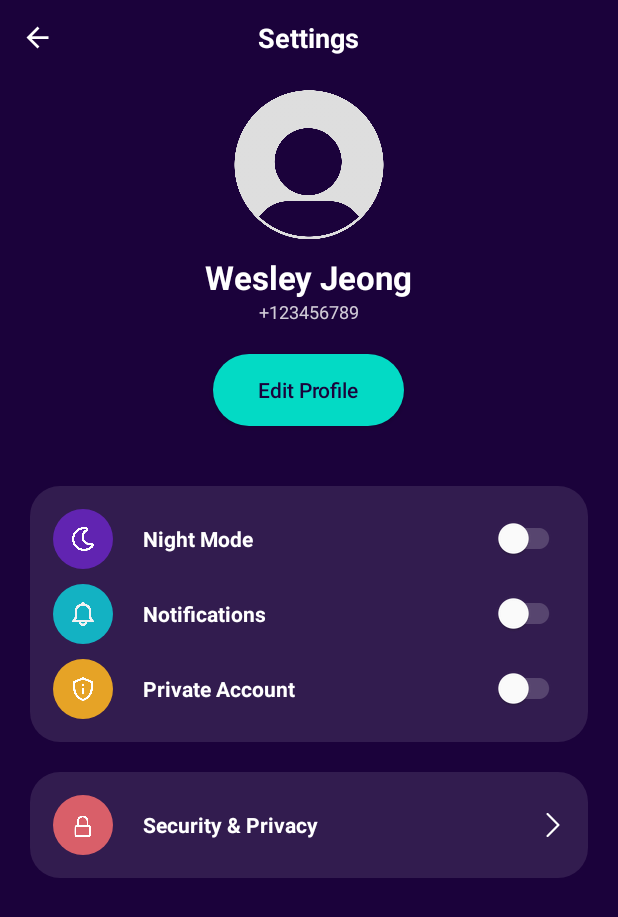
After one commit to ajiang4138/Wrappedify, an Android app: the layout settings.xml on its own in the app's theme, with its tools: preview values and no code run, on a phone screen of 412 x 824 dp. The commit adds this screen. Shown: the top 917 px of the screen. Run offline under Robolectric (Android 15) with nearby library versions, the phone set to English and light mode, and no system bars.

Commit message:
settings page
implemented a settings page for our app. has 3 switches and an option to edit profile and security & privacy.

```diff
--- /dev/null
+++ b/app/src/main/res/drawable/back_button.xml
@@ -0,0 +1,11 @@
+<vector xmlns:android="http://schemas.android.com/apk/res/android"
+    android:autoMirrored="true"
+    android:height="24dp"
+    android:viewportHeight="24"
+    android:viewportWidth="24"
+    android:width="24dp">
+
+    <path android:fillColor="@android:color/white"
+        android:pathData="M20,11H7.83l5.59,-5.59L12,4l-8,8 8,8 1.41,-1.41L7.83,13H20v-2z"/>
+
+</vector>
--- /dev/null
+++ b/app/src/main/res/drawable/right_arrow.xml
@@ -0,0 +1,9 @@
+<vector xmlns:android="http://schemas.android.com/apk/res/android"
+    android:width="16dp"
+    android:height="16dp"
+    android:viewportWidth="330"
+    android:viewportHeight="330">
+  <path
+      android:pathData="M250.61,154.39l-150,-150c-5.86,-5.86 -15.35,-5.86 -21.21,0c-5.86,5.86 -5.86,15.35 0,21.21l139.39,139.39L79.39,304.39c-5.86,5.86 -5.86,15.35 0,21.21C82.32,328.54 86.16,330 90,330s7.68,-1.46 10.61,-4.39l150,-150c2.81,-2.81 4.39,-6.63 4.39,-10.61C255,161.02 253.42,157.2 250.61,154.39z"
+      android:fillColor="#FFFFFF"/>
+</vector>
--- /dev/null
+++ b/app/src/main/res/drawable/round_back_night_mode.xml
@@ -0,0 +1,8 @@
+<?xml version="1.0" encoding="utf-8"?>
+<shape xmlns:android="http://schemas.android.com/apk/res/android"
+    android:shape="rectangle">
+
+    <solid android:color="@color/night_mode"/>
+    <corners android:radius="100dp"/>
+
+</shape>
--- /dev/null
+++ b/app/src/main/res/drawable/round_back_notifications.xml
@@ -0,0 +1,8 @@
+<?xml version="1.0" encoding="utf-8"?>
+<shape xmlns:android="http://schemas.android.com/apk/res/android"
+    android:shape="rectangle">
+
+    <solid android:color="@color/notifications"/>
+    <corners android:radius="100dp"/>
+
+</shape>
--- /dev/null
+++ b/app/src/main/res/drawable/round_back_private_account.xml
@@ -0,0 +1,8 @@
+<?xml version="1.0" encoding="utf-8"?>
+<shape xmlns:android="http://schemas.android.com/apk/res/android"
+    android:shape="rectangle">
+
+    <solid android:color="@color/private_account"/>
+    <corners android:radius="100dp"/>
+
+</shape>
--- /dev/null
+++ b/app/src/main/res/drawable/round_back_secondary_100.xml
@@ -0,0 +1,8 @@
+<?xml version="1.0" encoding="utf-8"?>
+<shape xmlns:android="http://schemas.android.com/apk/res/android"
+    android:shape="rectangle">
+
+    <solid android:color="@color/secondary"/>
+    <corners android:radius="100dp"/>
+
+</shape>
--- /dev/null
+++ b/app/src/main/res/drawable/round_back_security.xml
@@ -0,0 +1,8 @@
+<?xml version="1.0" encoding="utf-8"?>
+<shape xmlns:android="http://schemas.android.com/apk/res/android"
+    android:shape="rectangle">
+
+    <solid android:color="@color/security"/>
+    <corners android:radius="100dp"/>
+
+</shape>
--- /dev/null
+++ b/app/src/main/res/drawable/round_back_white10_20.xml
@@ -0,0 +1,7 @@
+<?xml version="1.0" encoding="utf-8"?>
+<shape xmlns:android="http://schemas.android.com/apk/res/android"
+    android:shape="rectangle">
+
+    <solid android:color="#1AFFFFFF"/>
+    <corners android:radius="20dp"/>
+</shape>
--- /dev/null
+++ b/app/src/main/res/layout/settings.xml
@@ -0,0 +1,234 @@
+<?xml version="1.0" encoding="utf-8"?>
+<LinearLayout xmlns:android="http://schemas.android.com/apk/res/android"
+    android:layout_width="match_parent"
+    android:layout_height="match_parent"
+    android:orientation="vertical"
+    android:background="@color/primary">
+
+    <RelativeLayout
+        android:layout_width="match_parent"
+        android:layout_height="wrap_content">
+
+        <ImageView
+            android:layout_width="50dp"
+            android:layout_height="50dp"
+            android:src="@drawable/back_button"
+            android:padding="14dp"/>
+
+        <TextView
+            android:layout_width="wrap_content"
+            android:layout_height="wrap_content"
+            android:text="Settings"
+            android:layout_centerInParent="true"
+            android:textColor="#FFFFFF"
+            android:textStyle="bold"
+            android:textSize="18sp">
+
+        </TextView>
+    </RelativeLayout>
+
+    <ScrollView
+        android:layout_width="match_parent"
+        android:layout_height="wrap_content">
+
+        <LinearLayout
+            android:layout_width="match_parent"
+            android:layout_height="wrap_content"
+            android:orientation="vertical">
+
+            <ImageView
+                android:layout_width="100dp"
+                android:layout_height="100dp"
+                android:layout_gravity="center"
+                android:layout_marginTop="10dp"
+                android:src="@drawable/profile_icon"/>
+            <TextView
+                android:layout_width="wrap_content"
+                android:layout_height="wrap_content"
+                android:layout_gravity="center"
+                android:layout_marginTop="10dp"
+                android:text="Wesley Jeong"
+                android:textColor="#FFFFFF"
+                android:textSize="22sp"
+                android:textStyle="bold"/>
+
+            <TextView
+                android:layout_width="wrap_content"
+                android:layout_height="wrap_content"
+                android:text="+123456789"
+                android:textColor="#CCFFFFFF"
+                android:textSize="12sp"
+                android:layout_gravity="center"/>
+
+            <androidx.appcompat.widget.AppCompatButton
+                android:layout_width="wrap_content"
+                android:layout_height="wrap_content"
+                android:layout_marginTop="20dp"
+                android:paddingStart="30dp"
+                android:layout_gravity="center"
+                android:background="@drawable/round_back_secondary_100"
+                android:text="Edit Profile"
+                android:textAllCaps="false"
+                android:textColor="@color/primary"
+                android:paddingEnd="30dp"/>
+
+            <LinearLayout
+                android:background="@drawable/round_back_white10_20"
+                android:layout_width="match_parent"
+                android:layout_height="wrap_content"
+                android:layout_marginStart="20dp"
+                android:layout_marginEnd="20dp"
+                android:layout_marginTop="40dp"
+                android:orientation="vertical"
+                android:padding="15dp">
+
+                <!-- Night Mode-->
+                <RelativeLayout
+                    android:layout_width="match_parent"
+                    android:layout_height="wrap_content">
+
+                    <ImageView
+                        android:layout_width="40dp"
+                        android:id="@+id/nightModeIcon"
+                        android:layout_height="40dp"
+                        android:src="@drawable/night_mode_icon"
+                        android:background="@drawable/round_back_night_mode"
+                        android:padding="12dp"/>
+
+                    <TextView
+                        android:layout_marginStart="20dp"
+                        android:layout_width="wrap_content"
+                        android:layout_height="wrap_content"
+                        android:layout_centerVertical="true"
+                        android:text="Night Mode"
+                        android:textColor="#FFFFFF"
+                        android:textStyle="bold"
+                        android:layout_toEndOf="@id/nightModeIcon"/>
+
+                    <androidx.appcompat.widget.SwitchCompat
+                        android:layout_width="wrap_content"
+                        android:layout_height="wrap_content"
+                        android:layout_alignParentEnd="true"
+                        android:layout_centerVertical="true"
+                        android:switchMinWidth="50dp"
+                        android:theme="@style/nightModeSwitch"/>
+
+                </RelativeLayout>
+
+                <!-- Notifications -->
+                <RelativeLayout
+                    android:layout_marginTop="10dp"
+                    android:layout_width="match_parent"
+                    android:layout_height="wrap_content">
+
+                    <ImageView
+                        android:layout_width="40dp"
+                        android:id="@+id/notificationIcon"
+                        android:layout_height="40dp"
+                        android:src="@drawable/notification_icon"
+                        android:background="@drawable/round_back_notifications"
+                        android:padding="12dp"/>
+
+                    <TextView
+                        android:layout_marginStart="20dp"
+                        android:layout_width="wrap_content"
+                        android:layout_height="wrap_content"
+                        android:layout_centerVertical="true"
+                        android:text="Notifications"
+                        android:textColor="#FFFFFF"
+                        android:textStyle="bold"
+                        android:layout_toEndOf="@id/notificationIcon"/>
+
+                    <androidx.appcompat.widget.SwitchCompat
+                        android:layout_width="wrap_content"
+                        android:layout_height="wrap_content"
+                        android:layout_alignParentEnd="true"
+                        android:layout_centerVertical="true"
+                        android:switchMinWidth="50dp"
+                        android:theme="@style/notificationSwitch"/>
+
+                </RelativeLayout>
+
+                <!-- Private Account -->
+                <RelativeLayout
+                    android:layout_marginTop="10dp"
+                    android:layout_width="match_parent"
+                    android:layout_height="wrap_content">
+
+                    <ImageView
+                        android:layout_width="40dp"
+                        android:id="@+id/privateAccountIcon"
+                        android:layout_height="40dp"
+                        android:src="@drawable/privacy_icon"
+                        android:background="@drawable/round_back_private_account"
+                        android:padding="12dp"/>
+
+                    <TextView
+                        android:layout_marginStart="20dp"
+                        android:layout_width="wrap_content"
+                        android:layout_height="wrap_content"
+                        android:layout_centerVertical="true"
+                        android:text="Private Account"
+                        android:textColor="#FFFFFF"
+                        android:textStyle="bold"
+                        android:layout_toEndOf="@id/privateAccountIcon"/>
+
+                    <androidx.appcompat.widget.SwitchCompat
+                        android:layout_width="wrap_content"
+                        android:layout_height="wrap_content"
+                        android:layout_alignParentEnd="true"
+                        android:layout_centerVertical="true"
+                        android:switchMinWidth="50dp"
+                        android:theme="@style/privateAccountSwitch"/>
+
+                </RelativeLayout>
+
+
+            </LinearLayout>
+        <LinearLayout
+            android:background="@drawable/round_back_white10_20"
+            android:layout_width="match_parent"
+            android:layout_height="wrap_content"
+            android:layout_marginStart="20dp"
+            android:layout_marginEnd="20dp"
+            android:layout_marginTop="20dp"
+            android:orientation="vertical"
+            android:padding="15dp">
+
+            <RelativeLayout
+                android:layout_width="match_parent"
+                android:layout_height="wrap_content">
+
+                <ImageView
+                    android:layout_width="40dp"
+                    android:id="@+id/securityIcon"
+                    android:layout_height="40dp"
+                    android:src="@drawable/security_icon"
+                    android:background="@drawable/round_back_security"
+                    android:padding="9dp"/>
+
+                <TextView
+                    android:layout_marginStart="20dp"
+                    android:layout_width="wrap_content"
+                    android:layout_height="wrap_content"
+                    android:layout_centerVertical="true"
+                    android:text="Security &amp; Privacy"
+                    android:textColor="#FFFFFF"
+                    android:textStyle="bold"
+                    android:layout_toEndOf="@id/securityIcon"/>
+
+                <ImageView
+                    android:layout_width="wrap_content"
+                    android:layout_height="wrap_content"
+                    android:src="@drawable/right_arrow"
+                    android:layout_alignParentEnd="true"
+                    android:layout_centerVertical="true"/>
+
+            </RelativeLayout>
+        </LinearLayout>
+
+        </LinearLayout>
+
+
+    </ScrollView>
+</LinearLayout>
--- a/app/src/main/res/values/colors.xml
+++ b/app/src/main/res/values/colors.xml
@@ -2,4 +2,12 @@
 <resources>
     <color name="black">#FF000000</color>
     <color name="white">#FFFFFFFF</color>
+
+    <color name="primary">#1B023B</color>
+    <color name="secondary">#FF03DAC5</color>
+
+    <color name="night_mode">#6124B1</color>
+    <color name="notifications">#13B2C3</color>
+    <color name="private_account">#E6A326</color>
+    <color name="security">#D95F69</color>
 </resources>
--- a/app/src/main/res/values/themes.xml
+++ b/app/src/main/res/values/themes.xml
@@ -6,4 +6,22 @@
     </style>
 
     <style name="Theme.Wrappedify" parent="Base.Theme.Wrappedify" />
+
+    <style name="nightModeSwitch" parent="Theme.AppCompat.Light">
+        <item name="colorControlActivated">@color/night_mode</item>
+        <item name="colorSwitchThumbNormal">#FFFFFF</item>
+        <item name="android:colorForeground">#99FFFFFF</item>
+    </style>
+
+    <style name="notificationSwitch" parent="Theme.AppCompat.Light">
+        <item name="colorControlActivated">@color/notifications</item>
+        <item name="colorSwitchThumbNormal">#FFFFFF</item>
+        <item name="android:colorForeground">#99FFFFFF</item>
+    </style>
+
+    <style name="privateAccountSwitch" parent="Theme.AppCompat.Light">
+        <item name="colorControlActivated">@color/notifications</item>
+        <item name="colorSwitchThumbNormal">#FFFFFF</item>
+        <item name="android:colorForeground">#99FFFFFF</item>
+    </style>
 </resources>
```
Also changed, not shown: app/src/main/res/drawable/night_mode_icon.png (added), app/src/main/res/drawable/notification_icon.png (added), app/src/main/res/drawable/privacy_icon.png (added), app/src/main/res/drawable/profile_icon.png (added), app/src/main/res/drawable/security_icon.png (added).
